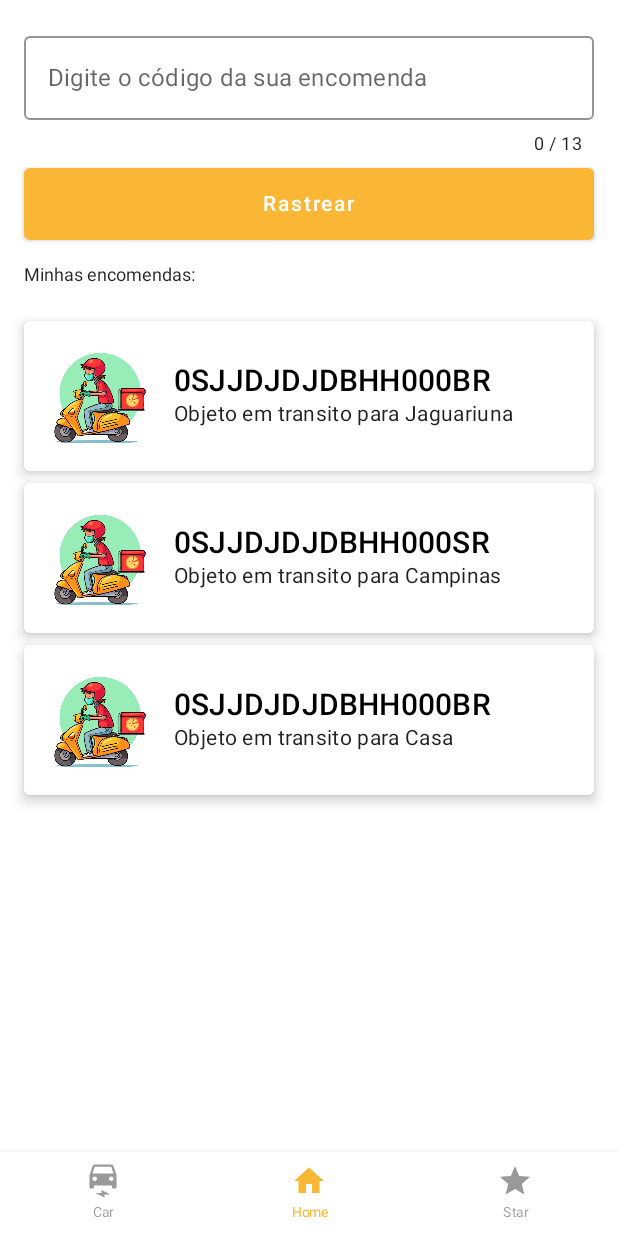
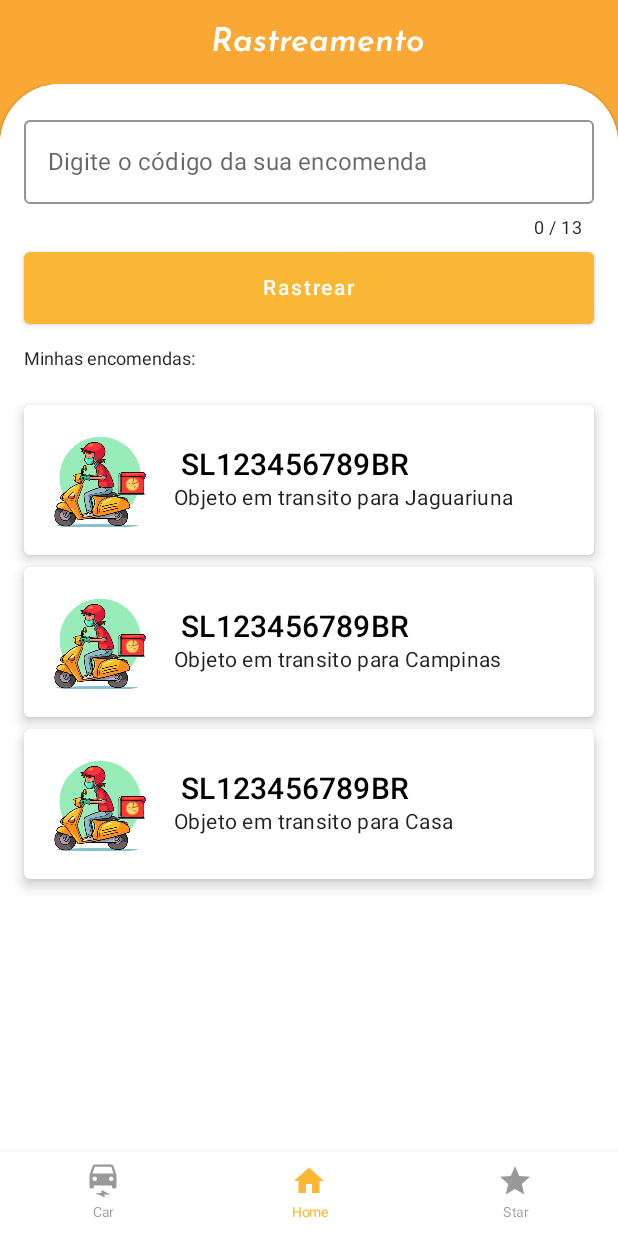
Before and after one commit to smborgesMobile/app-correios, an Android app built with Jetpack Compose: the screen it shows after launch (MainActivity), on a phone screen of 412 x 824 dp. Run offline under Robolectric (Android 15) with nearby library versions, the phone set to English and light mode, and no system bars; our stand-ins replace accompanist.

Commit message:
Refactor Jetpack compose layout

```diff
--- a/app/src/main/java/br/com/smdevelopment/rastreamentocorreios/MainActivity.kt
+++ b/app/src/main/java/br/com/smdevelopment/rastreamentocorreios/MainActivity.kt
@@ -3,9 +3,13 @@ package br.com.smdevelopment.rastreamentocorreios
 import android.os.Bundle
 import androidx.activity.ComponentActivity
 import androidx.activity.compose.setContent
+import androidx.compose.foundation.background
+import androidx.compose.foundation.layout.Box
 import androidx.compose.foundation.layout.Column
 import androidx.compose.foundation.layout.fillMaxSize
 import androidx.compose.foundation.layout.padding
+import androidx.compose.foundation.shape.RoundedCornerShape
+import androidx.compose.material.Card
 import androidx.compose.material.MaterialTheme
 import androidx.compose.material.Scaffold
 import androidx.compose.material.Surface
@@ -13,11 +17,13 @@ import androidx.compose.runtime.Composable
 import androidx.compose.runtime.SideEffect
 import androidx.compose.ui.Modifier
 import androidx.compose.ui.tooling.preview.Preview
+import androidx.compose.ui.unit.dp
 import androidx.navigation.compose.rememberNavController
+import br.com.smdevelopment.rastreamentocorreios.presentation.home.components.CustomTopAppBar
 import br.com.smdevelopment.rastreamentocorreios.presentation.home.navigation.HomeBottomNavigation
 import br.com.smdevelopment.rastreamentocorreios.presentation.home.navigation.NavigationGraph
 import br.com.smdevelopment.rastreamentocorreios.ui.theme.RastreamentoCorreiosTheme
-import br.com.smdevelopment.rastreamentocorreios.ui.theme.primary900
+import br.com.smdevelopment.rastreamentocorreios.ui.theme.primary700
 import com.google.accompanist.systemuicontroller.rememberSystemUiController
 
 class MainActivity : ComponentActivity() {
@@ -28,7 +34,7 @@ class MainActivity : ComponentActivity() {
                 val systemUiController = rememberSystemUiController()
                 SideEffect {
                     systemUiController.setStatusBarColor(
-                        color = primary900,
+                        color = primary700,
                         darkIcons = false
                     )
                 }
@@ -46,11 +52,26 @@ class MainActivity : ComponentActivity() {
 @Preview
 fun MainScreenView() {
     val navController = rememberNavController()
-    Scaffold(bottomBar = {
-        HomeBottomNavigation(navController = navController)
-    }) { paddingValues ->
-        Column(modifier = Modifier.padding(paddingValues)) {
-            NavigationGraph(navController = navController)
+    Scaffold(
+        topBar = {
+            CustomTopAppBar()
+        },
+        bottomBar = {
+            HomeBottomNavigation(navController = navController)
+        }) { paddingValues ->
+        Column(
+            modifier = Modifier
+                .padding(paddingValues)
+                .background(primary700)
+        ) {
+            Card(
+                shape = RoundedCornerShape(topStart = 40.dp, topEnd = 40.dp),
+                modifier = Modifier.fillMaxSize(),
+            ) {
+                Box(modifier = Modifier.padding(bottom = 96.dp)) {
+                    NavigationGraph(navController = navController)
+                }
+            }
         }
     }
 }
--- a/app/src/main/java/br/com/smdevelopment/rastreamentocorreios/entities/DeliveryItem.kt
+++ b/app/src/main/java/br/com/smdevelopment/rastreamentocorreios/entities/DeliveryItem.kt
@@ -2,7 +2,6 @@ package br.com.smdevelopment.rastreamentocorreios.entities
 
 data class DeliveryItem(
     val code: String,
-    val title: String,
     val imageRes: Int,
     val description: String
 )
--- a/app/src/main/java/br/com/smdevelopment/rastreamentocorreios/presentation/home/components/MainComponents.kt
+++ b/app/src/main/java/br/com/smdevelopment/rastreamentocorreios/presentation/home/components/MainComponents.kt
@@ -1,22 +1,16 @@
 package br.com.smdevelopment.rastreamentocorreios.presentation.home.components
 
-import android.media.Image
-import androidx.compose.foundation.Image
-import androidx.compose.foundation.layout.Arrangement
+import androidx.compose.foundation.layout.Box
 import androidx.compose.foundation.layout.Column
-import androidx.compose.foundation.layout.PaddingValues
-import androidx.compose.foundation.layout.Row
 import androidx.compose.foundation.layout.fillMaxWidth
+import androidx.compose.foundation.layout.height
 import androidx.compose.foundation.layout.padding
-import androidx.compose.foundation.layout.size
-import androidx.compose.foundation.layout.wrapContentHeight
-import androidx.compose.foundation.lazy.LazyColumn
-import androidx.compose.foundation.lazy.items
-import androidx.compose.material.Card
+import androidx.compose.material.Button
 import androidx.compose.material.MaterialTheme
 import androidx.compose.material.OutlinedTextField
 import androidx.compose.material.Text
 import androidx.compose.material.TextFieldDefaults
+import androidx.compose.material.TopAppBar
 import androidx.compose.runtime.Composable
 import androidx.compose.runtime.getValue
 import androidx.compose.runtime.mutableStateOf
@@ -25,16 +19,19 @@ import androidx.compose.runtime.setValue
 import androidx.compose.ui.Alignment
 import androidx.compose.ui.Modifier
 import androidx.compose.ui.graphics.Color
-import androidx.compose.ui.layout.ContentScale
 import androidx.compose.ui.res.colorResource
-import androidx.compose.ui.res.painterResource
+import androidx.compose.ui.text.TextStyle
+import androidx.compose.ui.text.font.Font
+import androidx.compose.ui.text.font.FontFamily
+import androidx.compose.ui.text.font.FontStyle
+import androidx.compose.ui.text.font.FontWeight
 import androidx.compose.ui.text.input.TextFieldValue
 import androidx.compose.ui.text.style.TextAlign
 import androidx.compose.ui.tooling.preview.Preview
 import androidx.compose.ui.unit.dp
 import androidx.compose.ui.unit.sp
 import br.com.smdevelopment.rastreamentocorreios.R
-import br.com.smdevelopment.rastreamentocorreios.entities.DeliveryItem
+import br.com.smdevelopment.rastreamentocorreios.ui.theme.primary700
 import br.com.smdevelopment.rastreamentocorreios.utils.alphaNumericOnly
 
 private const val MAX_FIELD_SIZE = 13
@@ -95,48 +92,50 @@ fun SessionHeader(title: String) {
 }
 
 @Composable
-fun AllDeliveries(deliveryList: List<DeliveryItem>) {
-    LazyColumn(
+fun CustomTopAppBar() {
+    TopAppBar(
+        elevation = 0.dp,
         modifier = Modifier.fillMaxWidth(),
-        contentPadding = PaddingValues(start = 16.dp, end = 16.dp, bottom = 16.dp)
-    ) {
-        items(deliveryList) { delivery ->
-            DeliveryCard(deliveryItem = delivery)
-        }
-    }
+        title = {
+            Box(modifier = Modifier.fillMaxWidth()) {
+                Text(
+                    text = "Rastreamento",
+                    modifier = Modifier.align(Alignment.Center),
+                    color = Color.White,
+                    style = TextStyle(
+                        fontStyle = FontStyle.Italic,
+                        fontSize = 22.sp,
+                        fontFamily = FontFamily(Font((R.font.josefin_sans_semibold_italic)))
+                    ),
+                )
+            }
+        },
+        backgroundColor = primary700,
+    )
 }
 
 @Composable
-private fun DeliveryCard(deliveryItem: DeliveryItem) {
-    Card(
-        modifier = Modifier
+fun ScreenHeader(title: String, modifier: Modifier) {
+    Text(
+        text = title,
+        fontWeight = FontWeight.Bold,
+        color = Color.Black,
+        modifier = modifier,
+        textAlign = TextAlign.Center,
+        fontSize = 20.sp
+    )
+}
+
+@Composable
+fun PrimaryButton(title: String) {
+    Button(
+        onClick = {
+
+        }, modifier = Modifier
             .fillMaxWidth()
-            .wrapContentHeight()
-            .padding(top = 8.dp),
-        shape = MaterialTheme.shapes.medium,
-        elevation = 5.dp,
-        backgroundColor = MaterialTheme.colors.surface
+            .padding(start = 16.dp, end = 16.dp)
+            .height(48.dp)
     ) {
-        Row(verticalAlignment = Alignment.CenterVertically) {
-            Image(
-                painter = painterResource(id = deliveryItem.imageRes),
-                contentDescription = null,
-                modifier = Modifier
-                    .size(100.dp)
-                    .padding(8.dp),
-                contentScale = ContentScale.Fit
-            )
-            Column {
-                Text(
-                    text = deliveryItem.code,
-                    style = MaterialTheme.typography.h6,
-                    color = MaterialTheme.colors.onSurface
-                )
-                Text(
-                    text = deliveryItem.description,
-                    style = MaterialTheme.typography.body2
-                )
-            }
-        }
+        Text(text = title)
     }
 }
--- a/app/src/main/java/br/com/smdevelopment/rastreamentocorreios/presentation/home/navigation/BottomNavActivity.kt
+++ b/app/src/main/java/br/com/smdevelopment/rastreamentocorreios/presentation/home/navigation/BottomNavActivity.kt
@@ -4,6 +4,9 @@ import androidx.compose.runtime.Composable
 import androidx.navigation.NavHostController
 import androidx.navigation.compose.NavHost
 import androidx.navigation.compose.composable
+import br.com.smdevelopment.rastreamentocorreios.presentation.home.screens.CarScreen
+import br.com.smdevelopment.rastreamentocorreios.presentation.home.screens.HomeScreen
+import br.com.smdevelopment.rastreamentocorreios.presentation.home.screens.StarScreen
 import br.com.smdevelopment.rastreamentocorreios.presentation.home.tabbar.BottomNavItem
 
 @Composable
--- a/app/src/main/java/br/com/smdevelopment/rastreamentocorreios/presentation/home/navigation/BottomNavContentScreen.kt
+++ /dev/null
@@ -1,110 +0,0 @@
-package br.com.smdevelopment.rastreamentocorreios.presentation.home.navigation
-
-import androidx.compose.foundation.background
-import androidx.compose.foundation.layout.Column
-import androidx.compose.foundation.layout.fillMaxWidth
-import androidx.compose.foundation.layout.height
-import androidx.compose.foundation.layout.padding
-import androidx.compose.foundation.layout.wrapContentSize
-import androidx.compose.material.Button
-import androidx.compose.material.Text
-import androidx.compose.runtime.Composable
-import androidx.compose.ui.Alignment
-import androidx.compose.ui.Modifier
-import androidx.compose.ui.graphics.Color
-import androidx.compose.ui.res.colorResource
-import androidx.compose.ui.text.font.FontWeight
-import androidx.compose.ui.text.style.TextAlign
-import androidx.compose.ui.unit.dp
-import androidx.compose.ui.unit.sp
-import br.com.smdevelopment.rastreamentocorreios.R
-import br.com.smdevelopment.rastreamentocorreios.entities.DeliveryItem
-import br.com.smdevelopment.rastreamentocorreios.presentation.home.components.AllDeliveries
-import br.com.smdevelopment.rastreamentocorreios.presentation.home.components.DeliveryTextField
-import br.com.smdevelopment.rastreamentocorreios.presentation.home.components.SessionHeader
-
-@Composable
-fun CarScreen() {
-    Column(
-        modifier = Modifier
-            .fillMaxWidth()
-            .background(colorResource(id = R.color.white))
-            .wrapContentSize(Alignment.Center)
-    ) {
-        ScreenHeader(title = "Car Screen", modifier = Modifier.align(Alignment.CenterHorizontally))
-    }
-}
-
-@Composable
-fun HomeScreen() {
-    Column(
-        modifier = Modifier
-            .fillMaxWidth()
-            .background(colorResource(id = R.color.white))
-            .wrapContentSize(Alignment.Center)
-    ) {
-        DeliveryTextField()
-        PrimaryButton(title = "Rastrear")
-        SessionHeader(title = "Minhas encomendas:")
-        AllDeliveries(deliveryList = getList())
-    }
-}
-
-private fun getList() = listOf(
-    DeliveryItem(
-        code = "0SJJDJDJDBHH000BR",
-        title = "TV",
-        imageRes = R.drawable.delivery_icon,
-        description = "Objeto em transito para Jaguariuna"
-    ),
-    DeliveryItem(
-        code = "0SJJDJDJDBHH000SR",
-        title = "Microondas",
-        imageRes = R.drawable.delivery_icon,
-        description = "Objeto em transito para Campinas"
-    ),
-    DeliveryItem(
-        code = "0SJJDJDJDBHH000BR",
-        title = "TV",
-        imageRes = R.drawable.delivery_icon,
-        description = "Objeto em transito para Casa"
-    )
-)
-
-@Composable
-fun StarScreen() {
-    Column(
-        modifier = Modifier
-            .fillMaxWidth()
-            .background(colorResource(id = R.color.white))
-            .wrapContentSize(Alignment.Center)
-    ) {
-        ScreenHeader(title = "Star Screen", modifier = Modifier.align(Alignment.CenterHorizontally))
-    }
-}
-
-@Composable
-fun ScreenHeader(title: String, modifier: Modifier) {
-    Text(
-        text = title,
-        fontWeight = FontWeight.Bold,
-        color = Color.Black,
-        modifier = modifier,
-        textAlign = TextAlign.Center,
-        fontSize = 20.sp
-    )
-}
-
-@Composable
-fun PrimaryButton(title: String) {
-    Button(
-        onClick = {
-
-        }, modifier = Modifier
-            .fillMaxWidth()
-            .padding(start = 16.dp, end = 16.dp)
-            .height(48.dp)
-    ) {
-        Text(text = title)
-    }
-}
--- /dev/null
+++ b/app/src/main/java/br/com/smdevelopment/rastreamentocorreios/presentation/home/screens/CarScreen.kt
@@ -0,0 +1,24 @@
+package br.com.smdevelopment.rastreamentocorreios.presentation.home.screens
+
+import androidx.compose.foundation.background
+import androidx.compose.foundation.layout.Column
+import androidx.compose.foundation.layout.fillMaxWidth
+import androidx.compose.foundation.layout.wrapContentSize
+import androidx.compose.runtime.Composable
+import androidx.compose.ui.Alignment
+import androidx.compose.ui.Modifier
+import androidx.compose.ui.res.colorResource
+import br.com.smdevelopment.rastreamentocorreios.R
+import br.com.smdevelopment.rastreamentocorreios.presentation.home.components.ScreenHeader
+
+@Composable
+fun CarScreen() {
+    Column(
+        modifier = Modifier
+            .fillMaxWidth()
+            .background(colorResource(id = R.color.white))
+            .wrapContentSize(Alignment.Center)
+    ) {
+        ScreenHeader(title = "Car Screen", modifier = Modifier.align(Alignment.CenterHorizontally))
+    }
+}
--- /dev/null
+++ b/app/src/main/java/br/com/smdevelopment/rastreamentocorreios/presentation/home/screens/HomeScreen.kt
@@ -0,0 +1,109 @@
+package br.com.smdevelopment.rastreamentocorreios.presentation.home.screens
+
+import androidx.compose.foundation.Image
+import androidx.compose.foundation.background
+import androidx.compose.foundation.layout.Column
+import androidx.compose.foundation.layout.PaddingValues
+import androidx.compose.foundation.layout.Row
+import androidx.compose.foundation.layout.fillMaxWidth
+import androidx.compose.foundation.layout.padding
+import androidx.compose.foundation.layout.size
+import androidx.compose.foundation.layout.wrapContentHeight
+import androidx.compose.foundation.layout.wrapContentSize
+import androidx.compose.foundation.lazy.LazyColumn
+import androidx.compose.foundation.lazy.items
+import androidx.compose.material.Card
+import androidx.compose.material.MaterialTheme
+import androidx.compose.material.Text
+import androidx.compose.runtime.Composable
+import androidx.compose.ui.Alignment
+import androidx.compose.ui.Modifier
+import androidx.compose.ui.layout.ContentScale
+import androidx.compose.ui.res.colorResource
+import androidx.compose.ui.res.painterResource
+import androidx.compose.ui.unit.dp
+import br.com.smdevelopment.rastreamentocorreios.R
+import br.com.smdevelopment.rastreamentocorreios.entities.DeliveryItem
+import br.com.smdevelopment.rastreamentocorreios.presentation.home.components.DeliveryTextField
+import br.com.smdevelopment.rastreamentocorreios.presentation.home.components.PrimaryButton
+import br.com.smdevelopment.rastreamentocorreios.presentation.home.components.SessionHeader
+
+@Composable
+fun HomeScreen() {
+    Column(
+        modifier = Modifier
+            .fillMaxWidth()
+            .background(colorResource(id = R.color.white))
+            .wrapContentSize(Alignment.Center)
+    ) {
+        DeliveryTextField()
+        PrimaryButton(title = "Rastrear")
+        SessionHeader(title = "Minhas encomendas:")
+        AllDeliveries(deliveryList = getList())
+    }
+}
+
+private fun getList() = listOf(
+    DeliveryItem(
+        code = " SL123456789BR",
+        imageRes = R.drawable.delivery_icon,
+        description = "Objeto em transito para Jaguariuna"
+    ),
+    DeliveryItem(
+        code = " SL123456789BR",
+        imageRes = R.drawable.delivery_icon,
+        description = "Objeto em transito para Campinas"
+    ),
+    DeliveryItem(
+        code = " SL123456789BR",
+        imageRes = R.drawable.delivery_icon,
+        description = "Objeto em transito para Casa"
+    )
+)
+
+@Composable
+fun AllDeliveries(deliveryList: List<DeliveryItem>) {
+    LazyColumn(
+        modifier = Modifier.fillMaxWidth(),
+        contentPadding = PaddingValues(start = 16.dp, end = 16.dp, bottom = 16.dp)
+    ) {
+        items(deliveryList) { delivery ->
+            DeliveryCard(deliveryItem = delivery)
+        }
+    }
+}
+
+@Composable
+private fun DeliveryCard(deliveryItem: DeliveryItem) {
+    Card(
+        modifier = Modifier
+            .fillMaxWidth()
+            .wrapContentHeight()
+            .padding(top = 8.dp),
+        shape = MaterialTheme.shapes.medium,
+        elevation = 5.dp,
+        backgroundColor = MaterialTheme.colors.surface
+    ) {
+        Row(verticalAlignment = Alignment.CenterVertically) {
+            Image(
+                painter = painterResource(id = deliveryItem.imageRes),
+                contentDescription = null,
+                modifier = Modifier
+                    .size(100.dp)
+                    .padding(8.dp),
+                contentScale = ContentScale.Fit
+            )
+            Column {
+                Text(
+                    text = deliveryItem.code,
+                    style = MaterialTheme.typography.h6,
+                    color = MaterialTheme.colors.onSurface
+                )
+                Text(
+                    text = deliveryItem.description,
+                    style = MaterialTheme.typography.body2
+                )
+            }
+        }
+    }
+}
--- /dev/null
+++ b/app/src/main/java/br/com/smdevelopment/rastreamentocorreios/presentation/home/screens/StarScreen.kt
@@ -0,0 +1,24 @@
+package br.com.smdevelopment.rastreamentocorreios.presentation.home.screens
+
+import androidx.compose.foundation.background
+import androidx.compose.foundation.layout.Column
+import androidx.compose.foundation.layout.fillMaxWidth
+import androidx.compose.foundation.layout.wrapContentSize
+import androidx.compose.runtime.Composable
+import androidx.compose.ui.Alignment
+import androidx.compose.ui.Modifier
+import androidx.compose.ui.res.colorResource
+import br.com.smdevelopment.rastreamentocorreios.R
+import br.com.smdevelopment.rastreamentocorreios.presentation.home.components.ScreenHeader
+
+@Composable
+fun StarScreen() {
+    Column(
+        modifier = Modifier
+            .fillMaxWidth()
+            .background(colorResource(id = R.color.white))
+            .wrapContentSize(Alignment.Center)
+    ) {
+        ScreenHeader(title = "Star Screen", modifier = Modifier.align(Alignment.CenterHorizontally))
+    }
+}
```
Also changed, not shown: app/src/main/res/font/josefin_sans_semibold_italic.ttf (added).
